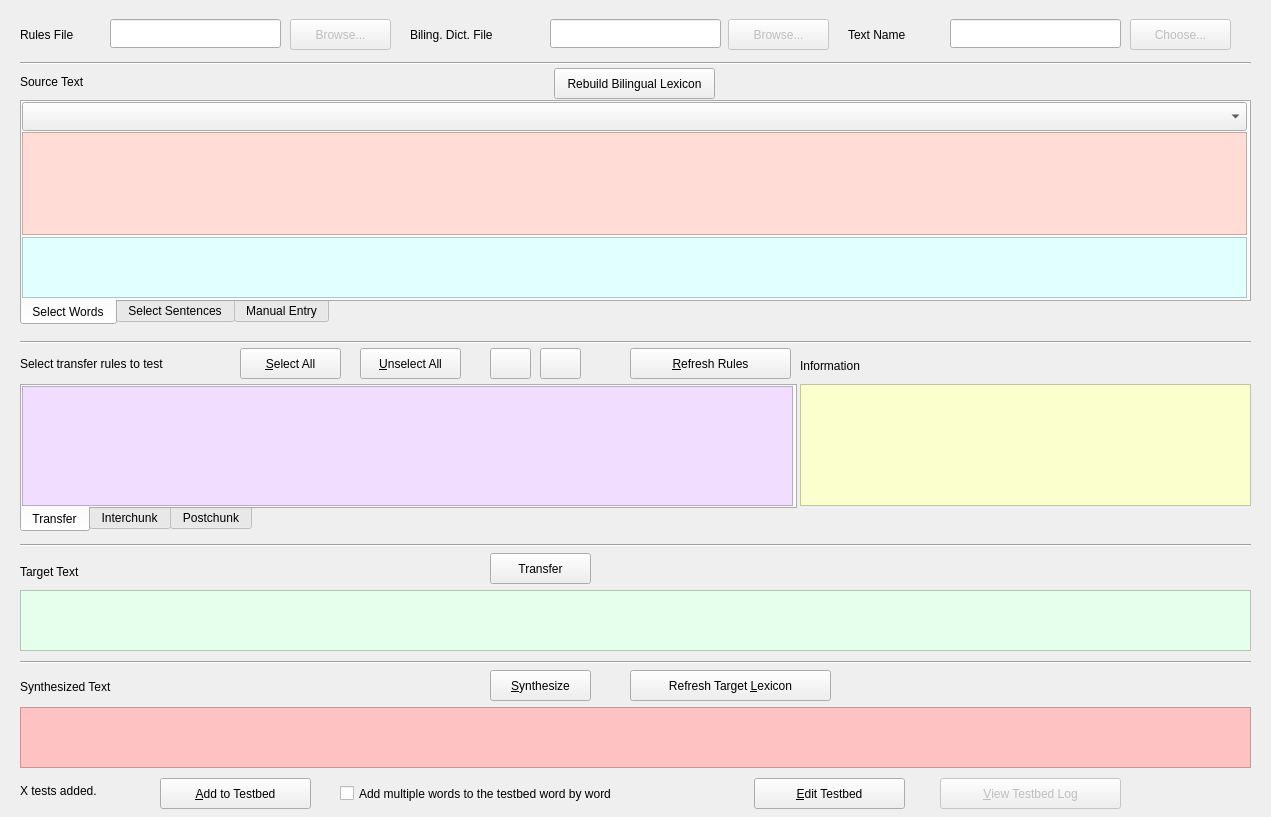
Before: the Qt Designer form LiveRuleTester.ui in rmlockwood/FLExTrans, drawn with Qt 5.
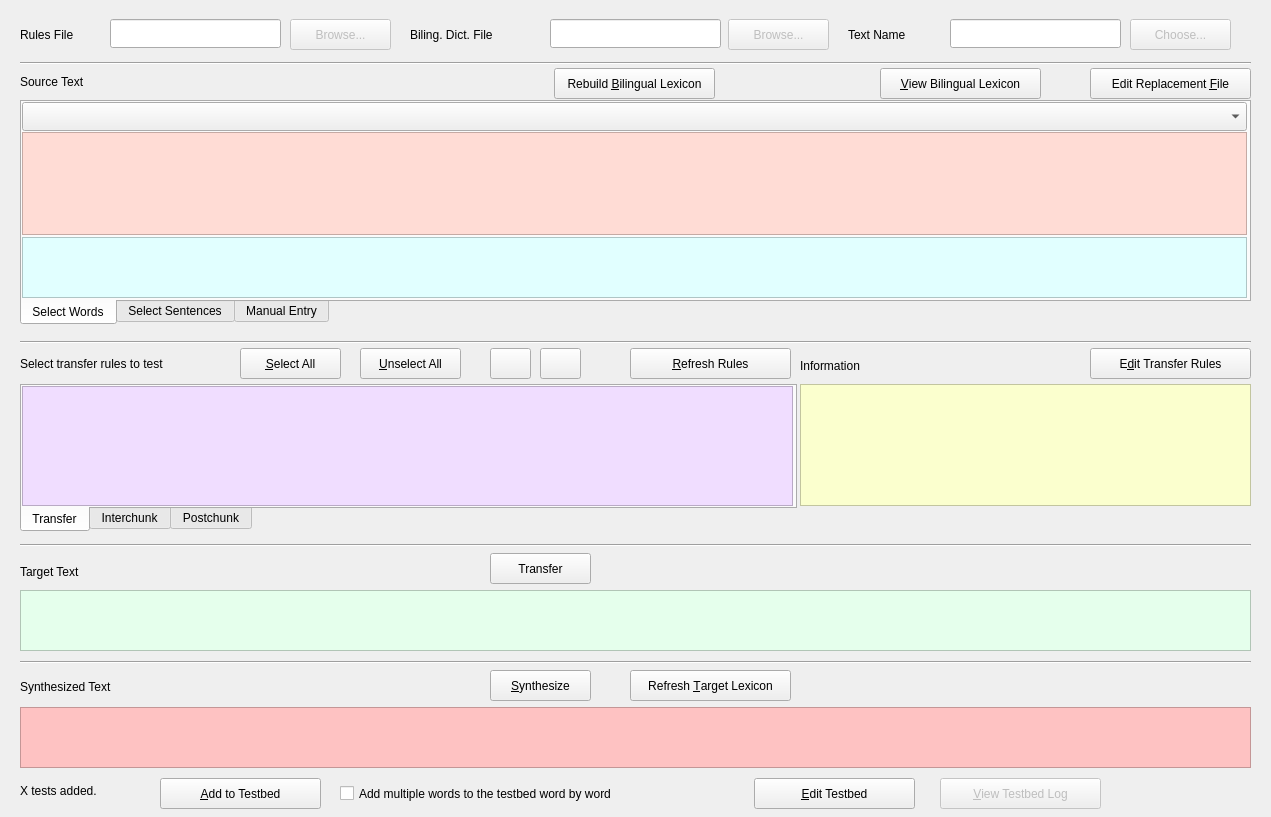
After: the same form once the commit is applied. Icons and pictures are not drawn.

Commit message:
new edit/view buttons
New buttons to view/edit the bilingual lexicon, the transfer rule file and the replacement file. Fixes #196

```diff
--- a/LiveRuleTester.ui
+++ b/LiveRuleTester.ui
@@ -674,12 +674,12 @@
      <rect>
       <x>630</x>
       <y>670</y>
-      <width>201</width>
+      <width>161</width>
       <height>31</height>
      </rect>
     </property>
     <property name="text">
-     <string>Refresh Target &amp;Lexicon</string>
+     <string>Refresh &amp;Target Lexicon</string>
     </property>
    </widget>
    <widget class="QPushButton" name="addToTestbedButton">
@@ -687,7 +687,7 @@
      <rect>
       <x>160</x>
       <y>778</y>
-      <width>151</width>
+      <width>161</width>
       <height>31</height>
      </rect>
     </property>
@@ -716,7 +716,7 @@
      <rect>
       <x>754</x>
       <y>778</y>
-      <width>151</width>
+      <width>161</width>
       <height>31</height>
      </rect>
     </property>
@@ -732,7 +732,7 @@
      <rect>
       <x>940</x>
       <y>778</y>
-      <width>181</width>
+      <width>161</width>
       <height>31</height>
      </rect>
     </property>
@@ -766,7 +766,46 @@
      </rect>
     </property>
     <property name="text">
-     <string>Rebuild Bilingual Lexicon</string>
+     <string>Rebuild &amp;Bilingual Lexicon</string>
+    </property>
+   </widget>
+   <widget class="QPushButton" name="editTransferRulesButton">
+    <property name="geometry">
+     <rect>
+      <x>1090</x>
+      <y>348</y>
+      <width>161</width>
+      <height>31</height>
+     </rect>
+    </property>
+    <property name="text">
+     <string>E&amp;dit Transfer Rules</string>
+    </property>
+   </widget>
+   <widget class="QPushButton" name="viewBilingualLexiconButton">
+    <property name="geometry">
+     <rect>
+      <x>880</x>
+      <y>68</y>
+      <width>161</width>
+      <height>31</height>
+     </rect>
+    </property>
+    <property name="text">
+     <string>&amp;View Bilingual Lexicon</string>
+    </property>
+   </widget>
+   <widget class="QPushButton" name="editReplacementButton">
+    <property name="geometry">
+     <rect>
+      <x>1090</x>
+      <y>68</y>
+      <width>161</width>
+      <height>31</height>
+     </rect>
+    </property>
+    <property name="text">
+     <string>Edit Replacement &amp;File</string>
     </property>
    </widget>
   </widget>
```
The commit also changes 3 other files.
